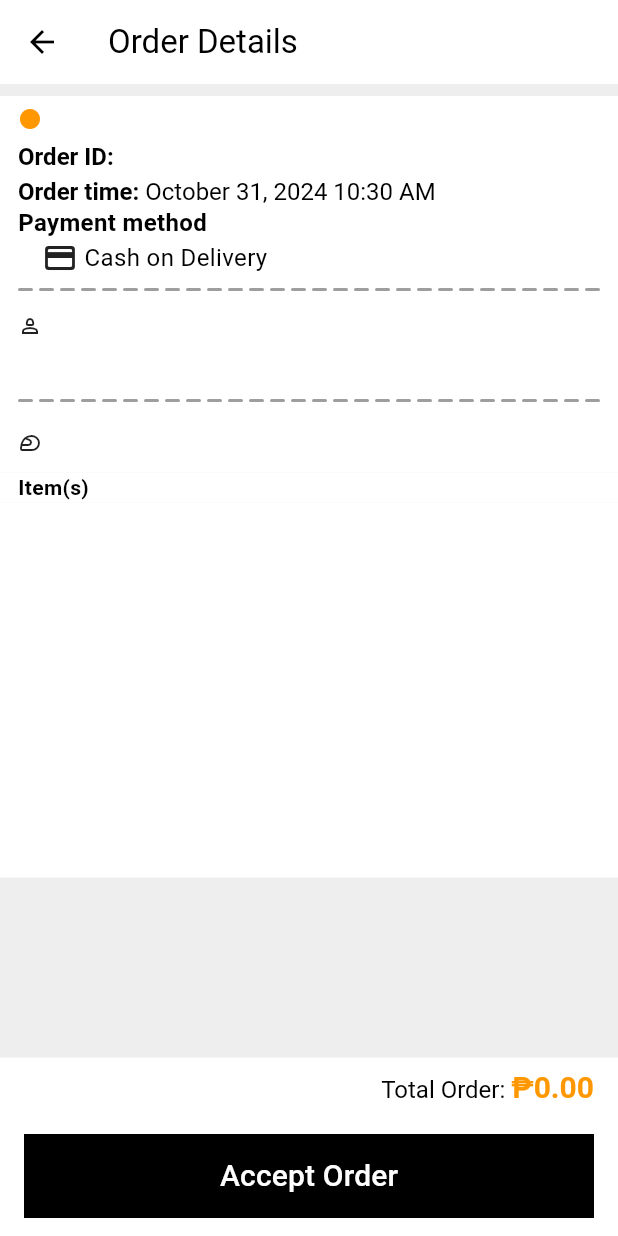
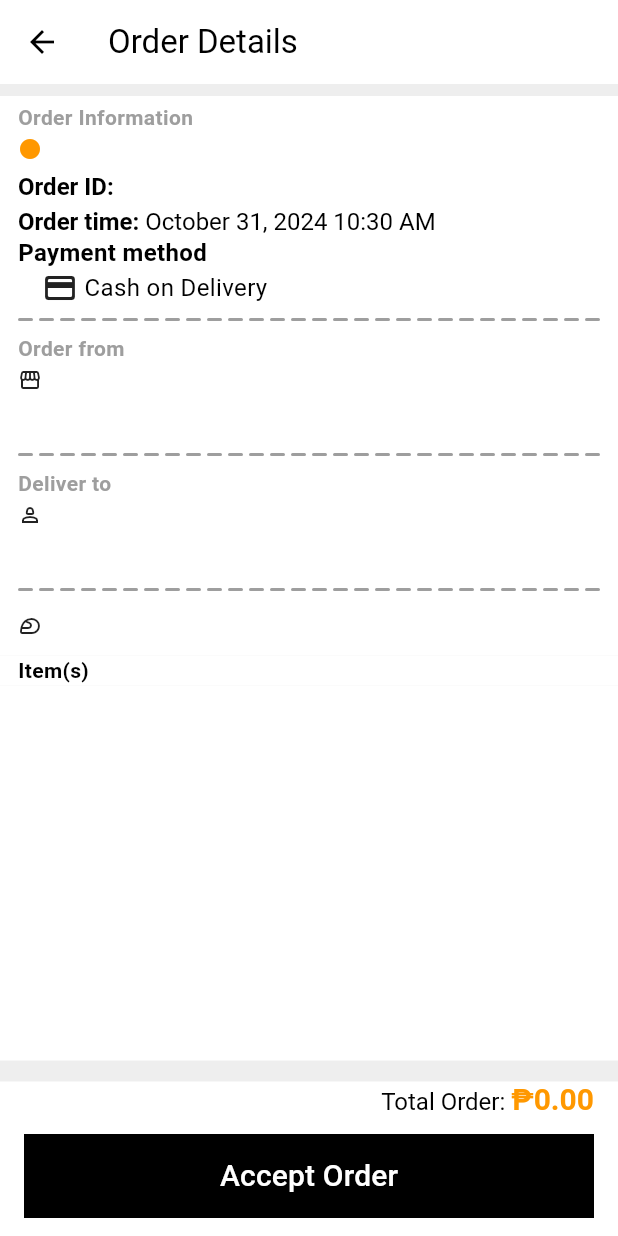
Before and after one commit to eLaniba/delivery_service_riders, a Flutter app: the NewDeliveryScreen2 screen opened directly with empty values, on a phone screen of 412 x 824 dp. Run offline on Flutter 3.47's test engine with Material 3 defaults, Android fonts, the phone set to English and light mode, and no system bars; drawn by our look-alikes of dotted_line; our stand-ins replace cloud_firestore, firebase_auth, firebase_core, firebase_storage, geocoding, geolocator and 3 more; accounts and stored records are empty.

Commit message:
Adding more information for Order Screen 2 for readability: Order Information, Order from, Deliver to

```diff
--- a/lib/mainScreens/new_delivery_screen_2.dart
+++ b/lib/mainScreens/new_delivery_screen_2.dart
@@ -21,17 +21,17 @@ class _NewDeliveryScreenState extends State<NewDeliveryScreen2> {
   String orderDateRead() {
     DateTime orderTimeRead = widget.orderDetail!.orderTime!.toDate();
 
-    String fromattedOrderTime = DateFormat('MMMM d, y h:mm a').format(orderTimeRead);
-    return fromattedOrderTime;
+    String formattedOrderTime = DateFormat('MMMM d, y h:mm a').format(orderTimeRead);
+    return formattedOrderTime;
   }
 
   //Popup Note
-  void showDialogNote(String message) {
+  void showDialogNote() {
     showDialog(context: context, builder: (BuildContext context) {
       return AlertDialog(
-        title: Text('Accept Order?'),
-        content: Text(
-          message,
+        title: const Text('Accept Order?'),
+        content: const Text(
+          'You are about to accept this order. Once you are successfully assigned as the rider, please proceed to the store.',
           // textAlign: TextAlign.center,
         ),
         actions: [
@@ -103,7 +103,7 @@ class _NewDeliveryScreenState extends State<NewDeliveryScreen2> {
         SnackBar(
           content: Text('Failed to accept order: $e'),
           backgroundColor: Colors.red, // Optional: Set background color for error
-          duration: Duration(seconds: 5), // Optional: How long the snackbar is shown
+          duration: const Duration(seconds: 5), // Optional: How long the snackbar is shown
         ),
       );
     }
@@ -167,6 +167,15 @@ class _NewDeliveryScreenState extends State<NewDeliveryScreen2> {
                                 crossAxisAlignment: CrossAxisAlignment.start,
                                 mainAxisSize: MainAxisSize.min,
                                 children: [
+                                  //Order Information Text
+                                  const Text(
+                                    'Order Information',
+                                    style: TextStyle(
+                                      color: Colors.grey,
+                                      fontWeight: FontWeight.bold,
+                                    ),
+                                  ),
+                                  //Order Status
                                   Row(
                                     mainAxisAlignment: MainAxisAlignment.start,
                                     // crossAxisAlignment: CrossAxisAlignment.start,
@@ -193,6 +202,7 @@ class _NewDeliveryScreenState extends State<NewDeliveryScreen2> {
                                     ],
                                   ),
                                   const SizedBox(height: 4,),
+                                  //Order ID
                                   RichText(
                                     text: TextSpan(
                                         children: [
@@ -215,6 +225,7 @@ class _NewDeliveryScreenState extends State<NewDeliveryScreen2> {
                                     ),
                                   ),
                                   const SizedBox(height: 4,),
+                                  //Order Time
                                   RichText(
                                     text: TextSpan(
                                         children: [
@@ -236,6 +247,7 @@ class _NewDeliveryScreenState extends State<NewDeliveryScreen2> {
                                         ]
                                     ),
                                   ),
+                                  //Payment Method
                                   const Text(
                                     'Payment method',
                                     style: TextStyle(
@@ -243,6 +255,7 @@ class _NewDeliveryScreenState extends State<NewDeliveryScreen2> {
                                       fontWeight: FontWeight.bold,
                                     ),
                                   ),
+                                  //Cash on Delivery
                                   const Row(
                                     children: [
                                       SizedBox(
@@ -269,17 +282,101 @@ class _NewDeliveryScreenState extends State<NewDeliveryScreen2> {
                               ),
                             ),
                           ),
+                          //Store Information
+                          Container(
+                            // height: 180,
+                            color: Colors.white,
+                            child: Padding(
+                              padding: const EdgeInsets.symmetric(horizontal: 12, vertical: 4),
+                              child: Column(
+                                crossAxisAlignment: CrossAxisAlignment.start,
+                                mainAxisSize: MainAxisSize.min,
+                                children: [
+                                  //Order from Text
+                                  const Text(
+                                    'Order from',
+                                    style: TextStyle(
+                                      color: Colors.grey,
+                                      fontWeight: FontWeight.bold,
+                                    ),
+                                  ),
+                                  //Store Icon, Name, and Phone Number
+                                  Row(
+                                    mainAxisAlignment: MainAxisAlignment.start,
+                                    crossAxisAlignment: CrossAxisAlignment.center,
+                                    children: [
+                                      const SizedBox(
+                                        child: Icon(
+                                          Icons.storefront_outlined,
+                                          // color: Colors.orange,
+                                          size: 16,
+                                        ),
+                                      ),
+                                      const SizedBox(
+                                        width: 8,
+                                      ),
+                                      Flexible(
+                                        child: Text(
+                                          '${widget.orderDetail!.storeName}',
+                                          style:const TextStyle(
+                                            fontSize: 16,
+                                            fontWeight: FontWeight.bold,
+                                          ),
+                                          maxLines: 2,
+                                          overflow: TextOverflow.ellipsis,
+                                        ),
+                                      ),
+                                      const SizedBox(
+                                        width: 4,
+                                      ),
+                                      Text(
+                                        '${widget.orderDetail!.storePhone}',
+                                        style: const TextStyle(
+                                          color: Colors.grey,
+                                        ),
+                                      )
+                                    ],
+                                  ),
+                                  //Store Address
+                                  Text(
+                                    '${widget.orderDetail!.storeAddress}',
+                                    style:const TextStyle(
+                                      fontSize: 16,
+                                    ),
+                                    maxLines: 2,
+                                    overflow: TextOverflow.ellipsis,
+                                  ),
+                                  const SizedBox(height: 14,),
+                                  const DottedLine(
+                                    dashColor: Colors.grey,
+                                    lineThickness: 2,
+                                    dashLength: 10,
+                                    dashGapLength: 4,
+                                    dashRadius: 2,
+                                  ),
+                                ],
+                              ),
+                            ),
+                          ),
                           //User Information
                           Container(
                             // height: 180,
                             color: Colors.white,
                             child: Padding(
-                              padding: const EdgeInsets.symmetric(horizontal: 12, vertical: 8),
+                              padding: const EdgeInsets.symmetric(horizontal: 12, vertical: 4),
                               child: Column(
                                 crossAxisAlignment: CrossAxisAlignment.start,
                                 mainAxisSize: MainAxisSize.min,
                                 children: [
-                                  //Store Name
+                                  //Order from Text
+                                  const Text(
+                                    'Deliver to',
+                                    style: TextStyle(
+                                      color: Colors.grey,
+                                      fontWeight: FontWeight.bold,
+                                    ),
+                                  ),
+                                  //User Icon, Name, and Phone Number
                                   Row(
                                     mainAxisAlignment: MainAxisAlignment.start,
                                     crossAxisAlignment: CrossAxisAlignment.center,
@@ -401,8 +498,9 @@ class _NewDeliveryScreenState extends State<NewDeliveryScreen2> {
                               ],
                             ),
                           ),
-                          // Fixed height ListView.builder
+                          // Fixed Height ListView.builder
                           Container(
+                            padding: const EdgeInsets.only(bottom: 24),
                             height: 250,
                             color: Colors.white,
                             child: ListView.builder(
@@ -471,8 +569,6 @@ class _NewDeliveryScreenState extends State<NewDeliveryScreen2> {
             bottom: 0,
             child: Container(
               color: Colors.white,
-              child: Padding(
-                padding: const EdgeInsets.symmetric(vertical: 8.0),
               child: Row(
                 mainAxisAlignment: MainAxisAlignment.end,
                 children: [
@@ -502,7 +598,6 @@ class _NewDeliveryScreenState extends State<NewDeliveryScreen2> {
               ),
             ),
           ),
-          ),
         ],
       ),
       bottomNavigationBar: BottomAppBar(
@@ -512,7 +607,7 @@ class _NewDeliveryScreenState extends State<NewDeliveryScreen2> {
           child: TextButton(
             onPressed: () {
               //cod here
-              showDialogNote('You are about to accept an order. After accepting, prepare the items and click \'Send to Rider\' to let the rider know it’s ready.');
+              showDialogNote();
             },
             child: const Text(
               'Accept Order',
```
Lines whose indentation alone changed are shown as unchanged.
